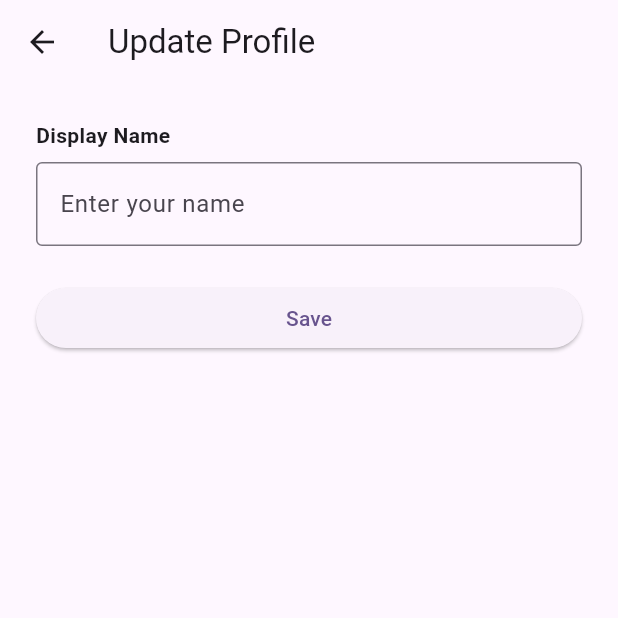
After one commit to HackSU2026/RallyUp, a Flutter app: the MainScreen screen opened directly, after a tap on the "edit" icon, on a phone screen of 412 x 824 dp, the top half of it. The commit adds this screen. Run offline on Flutter 3.47's test engine with Material 3 defaults, Android fonts, the phone set to English and light mode, and no system bars; our stand-ins replace cloud_firestore, firebase_auth, firebase_core, flutter_profile_picture; accounts and stored records are empty; generated files the repository leaves out were written again; network calls fail.

Commit message:
add update profile screen

```diff
--- a/lib/main.dart
+++ b/lib/main.dart
@@ -7,11 +7,9 @@ import 'package:rally_up/provider/event.dart';
 import 'package:rally_up/provider/match.dart';
 import 'package:rally_up/widget/auth/login_screen.dart';
 import 'package:rally_up/widget/profile/profile_screen.dart';
-import 'package:rally_up/widget/events/eventDetailPage.dart';
 
-import 'package:rally_up/widget/profile/profile_screen.dart';
+import 'package:rally_up/widget/profile/update_profile.dart';
 import 'firebase_options.dart';
-import 'widget/auth/login_screen.dart';
 import 'widget/events/event_list.dart';
 
 void main() async {
@@ -82,6 +80,15 @@ class _MainScreenState extends State<MainScreen> {
           ? AppBar(
               title: const Text('Profile'),
               centerTitle: true,
+              actions: [
+                IconButton(
+                  icon: const Icon(Icons.edit),
+                  onPressed: () {
+                    Navigator.of(context).push(
+                          MaterialPageRoute(builder: (ctx) => UpdateProfile()));
+                  },
+                ),
+              ],
             )
           : AppBar(
               title: const Text('Events'),
--- a/lib/provider/user.dart
+++ b/lib/provider/user.dart
@@ -168,6 +168,36 @@ class ProfileProvider extends ChangeNotifier {
     notifyListeners();
   }
 
+  Future<void> updateProfile({
+    required Map<String, dynamic> updates,
+  }) async {
+    if (_profile == null || updates.isEmpty) return;
+
+    try {
+      _setLoading(true);
+
+      // 1️⃣ Update Firestore
+      await _db.collection('users').doc(_profile!.uid).update(updates);
+
+      // 2️⃣ Update local state (merge)
+      _profile = UserProfile(
+        uid: _profile!.uid,
+        email: _profile!.email,
+        displayName:
+        updates['displayName'] ?? _profile!.displayName,
+        photoURL:
+        updates['photoURL'] ?? _profile!.photoURL,
+        rating:
+        updates['rating'] ?? _profile!.rating,
+      );
+
+      notifyListeners();
+    } finally {
+      _setLoading(false);
+    }
+  }
+
+
   /// Fetch a user profile by ID (for displaying host info, etc.)
   Future<UserProfile?> fetchUserProfile(String userId) async {
     try {
--- /dev/null
+++ b/lib/widget/profile/update_profile.dart
@@ -0,0 +1,91 @@
+import 'package:flutter/material.dart';
+import 'package:provider/provider.dart';
+
+import '../../provider/user.dart';
+
+class UpdateProfile extends StatefulWidget {
+  const UpdateProfile({Key? key}) : super(key: key);
+
+  @override
+  State<UpdateProfile> createState() => _UpdateProfileState();
+}
+
+class _UpdateProfileState extends State<UpdateProfile> {
+  late TextEditingController _nameController;
+
+  @override
+  void initState() {
+    super.initState();
+
+    // 👇 Prefill with existing name
+    final profile =
+        context.read<ProfileProvider>().profile;
+
+    _nameController = TextEditingController(
+      text: profile?.displayName ?? '',
+    );
+  }
+
+  @override
+  void dispose() {
+    _nameController.dispose();
+    super.dispose();
+  }
+
+  @override
+  Widget build(BuildContext context) {
+    final provider = context.watch<ProfileProvider>();
+
+    return Scaffold(
+      appBar: AppBar(
+        title: const Text("Update Profile"),
+      ),
+      body: Padding(
+        padding: const EdgeInsets.all(24),
+        child: Column(
+          crossAxisAlignment: CrossAxisAlignment.stretch,
+          children: [
+            const Text(
+              "Display Name",
+              style: TextStyle(fontWeight: FontWeight.bold),
+            ),
+            const SizedBox(height: 8),
+            TextField(
+              controller: _nameController,
+              decoration: const InputDecoration(
+                border: OutlineInputBorder(),
+                hintText: "Enter your name",
+              ),
+            ),
+            const SizedBox(height: 24),
+            ElevatedButton(
+              onPressed: provider.isLoading
+                  ? null
+                  : () async {
+                await provider.updateProfile(
+                  updates: {
+                    'displayName':
+                    _nameController.text.trim(),
+                  },
+                );
+
+                if (mounted) {
+                  Navigator.pop(context);
+                }
+              },
+              child: provider.isLoading
+                  ? const SizedBox(
+                height: 18,
+                width: 18,
+                child: CircularProgressIndicator(
+                  strokeWidth: 2,
+                ),
+              )
+                  : const Text("Save"),
+            ),
+          ],
+        ),
+      ),
+    );
+  }
+}
```
